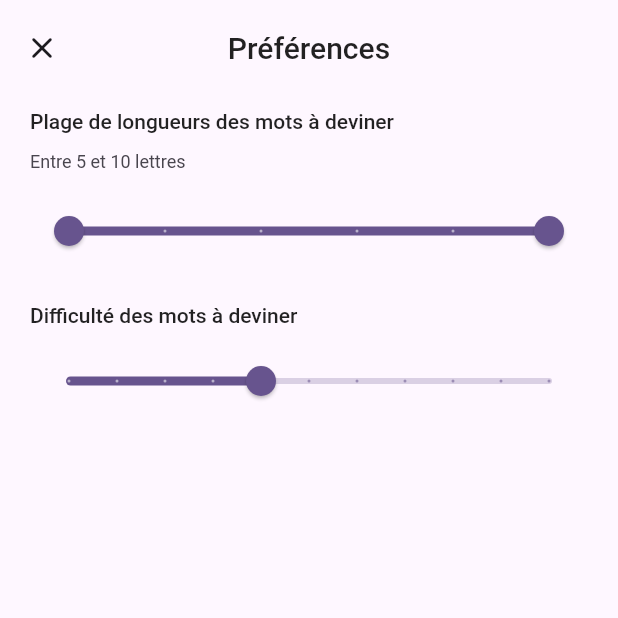
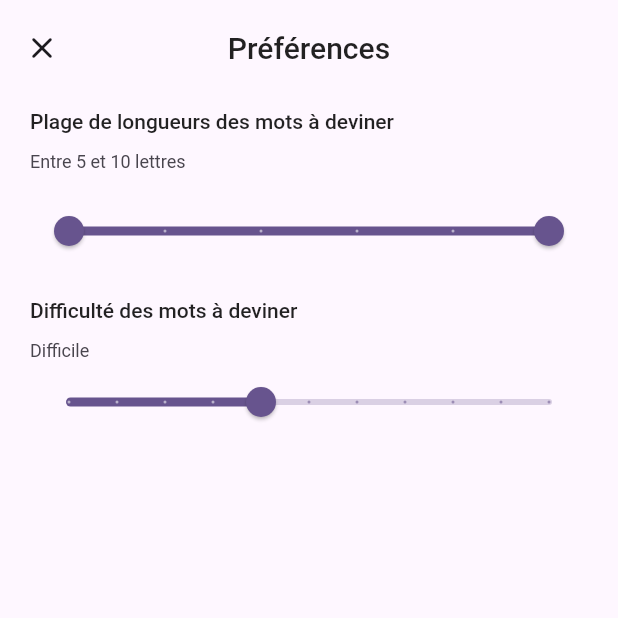
Before and after one commit to cs3991/wordle_flutter, a Flutter app: the SettingsDialog screen opened directly, on a phone screen of 412 x 824 dp, the top half of it. Run offline on Flutter 3.47's test engine with Material 2 defaults, Android fonts, the light colour scheme and no system bars; our stand-ins replace bloc, diacritic, flutter_bloc, hydrated_bloc; project files that could hold a hidden picture were left out.

Commit message:
label pour la difficulté

```diff
--- a/lib/settings/settings_dialog.dart
+++ b/lib/settings/settings_dialog.dart
@@ -73,10 +73,28 @@ class SettingsDialog extends StatelessWidget {
             ),
           ),
           Padding(
-            padding: const EdgeInsets.symmetric(vertical: 12, horizontal: 20),
+            padding: const EdgeInsets.symmetric(vertical: 9, horizontal: 20),
             child: Text(
               'Difficulté des mots à deviner',
               style: theme.textTheme.labelLarge,
+            ),
+          ),
+          Padding(
+            padding: const EdgeInsets.symmetric(vertical: 3, horizontal: 20),
+            child: BlocBuilder<SettingsCubit, SettingsState>(
+              builder: (context, state) {
+                return Text(
+                  state.possibleWordsNumber < 3000
+                      ? 'Facile'
+                      : state.possibleWordsNumber < 7000
+                          ? 'Intermédiaire'
+                          : state.possibleWordsNumber < 11000
+                              ? 'Difficile'
+                              : 'Hardcore',
+                  style: theme.textTheme.labelMedium
+                      ?.copyWith(color: theme.colorScheme.onSurfaceVariant),
+                );
+              },
             ),
           ),
           Padding(
```
